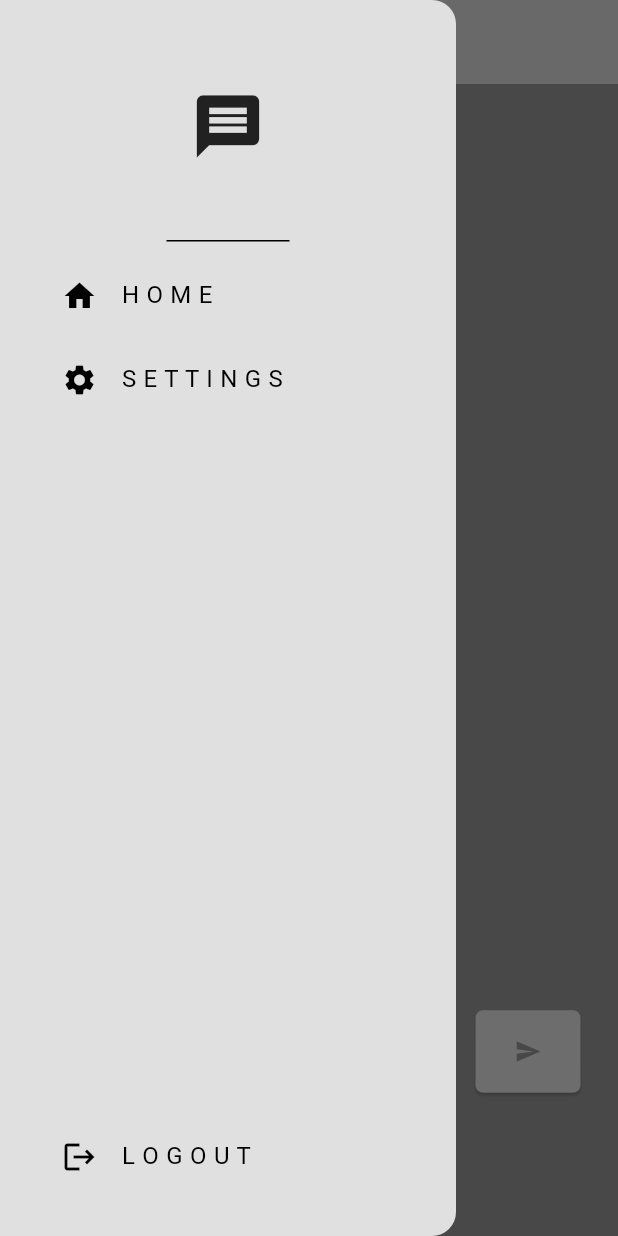
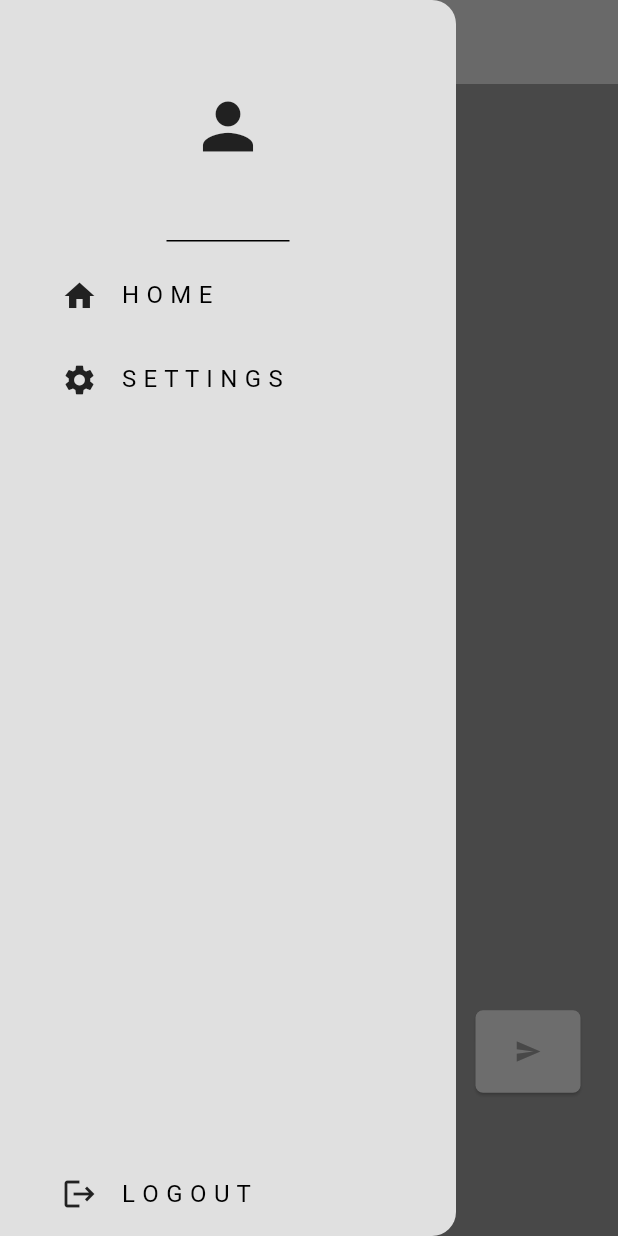
Before and after one commit to ZheerBarzan/project_zeta, a Flutter app: the screen it shows once a user with an empty profile is signed in, with the side drawer open, on a phone screen of 412 x 824 dp. Run offline on Flutter 3.47's test engine with Material 3 defaults, Android fonts, the light colour scheme and no system bars; our stand-ins replace cloud_firestore, firebase_auth, firebase_core, google_sign_in; accounts and stored records are empty.

Commit message:
cleaning the code

```diff
--- a/lib/components/my_drawer.dart
+++ b/lib/components/my_drawer.dart
@@ -1,4 +1,5 @@
 import 'package:flutter/material.dart';
+import 'package:project_bugkill/components/my_list_tile.dart';
 import 'package:project_bugkill/pages/settings_page.dart';
 import 'package:project_bugkill/services/auth_service.dart';
 
@@ -20,45 +21,36 @@ class MyDrawer extends StatelessWidget {
             children: [
               //logo
               DrawerHeader(
-                child: Icon(Icons.message,
+                child: Icon(Icons.person,
                     color: Theme.of(context).colorScheme.inversePrimary,
                     size: 50),
               ),
               //home list tile
-              Padding(
-                padding: const EdgeInsets.only(left: 25),
-                child: ListTile(
-                  title: const Text("H O M E"),
-                  leading: const Icon(Icons.home),
-                  onTap: () {
-                    Navigator.of(context).pop();
-                  },
-                ),
+              MyListTile(
+                icon: Icons.home,
+                text: "H O M E",
+                onTap: () => Navigator.pop(context),
               ),
               //settings list tile
-              Padding(
-                padding: const EdgeInsets.only(left: 25),
-                child: ListTile(
-                  title: const Text("S E T T I N G S"),
-                  leading: const Icon(Icons.settings),
+              MyListTile(
+                icon: Icons.settings,
+                text: "S E T T I N G S",
                 onTap: () {
                   Navigator.push(
                     context,
                     MaterialPageRoute(
-                            builder: (context) => const SettingsPage()));
+                      builder: (context) => const SettingsPage(),
+                    ),
+                  );
                 },
-                ),
               ),
             ],
           ),
           //logout
-          Padding(
-            padding: const EdgeInsets.only(left: 25, bottom: 25),
-            child: ListTile(
-              title: const Text("L O G O U T"),
-              leading: const Icon(Icons.logout),
+          MyListTile(
+            icon: Icons.logout,
+            text: "L O G O U T",
             onTap: logout,
-            ),
           ),
         ],
       ),
--- /dev/null
+++ b/lib/components/my_list_tile.dart
@@ -0,0 +1,24 @@
+import 'package:flutter/material.dart';
+
+class MyListTile extends StatelessWidget {
+  final IconData? icon;
+  final String? text;
+  void Function()? onTap;
+  MyListTile(
+      {super.key, required this.icon, required this.text, required this.onTap});
+
+  @override
+  Widget build(BuildContext context) {
+    return Padding(
+      padding: const EdgeInsets.only(left: 25),
+      child: ListTile(
+        onTap: onTap,
+        leading: Icon(
+          icon,
+          color: Theme.of(context).colorScheme.inversePrimary,
+        ),
+        title: Text(text!),
+      ),
+    );
+  }
+}
```
Lines whose indentation alone changed are shown as unchanged.
